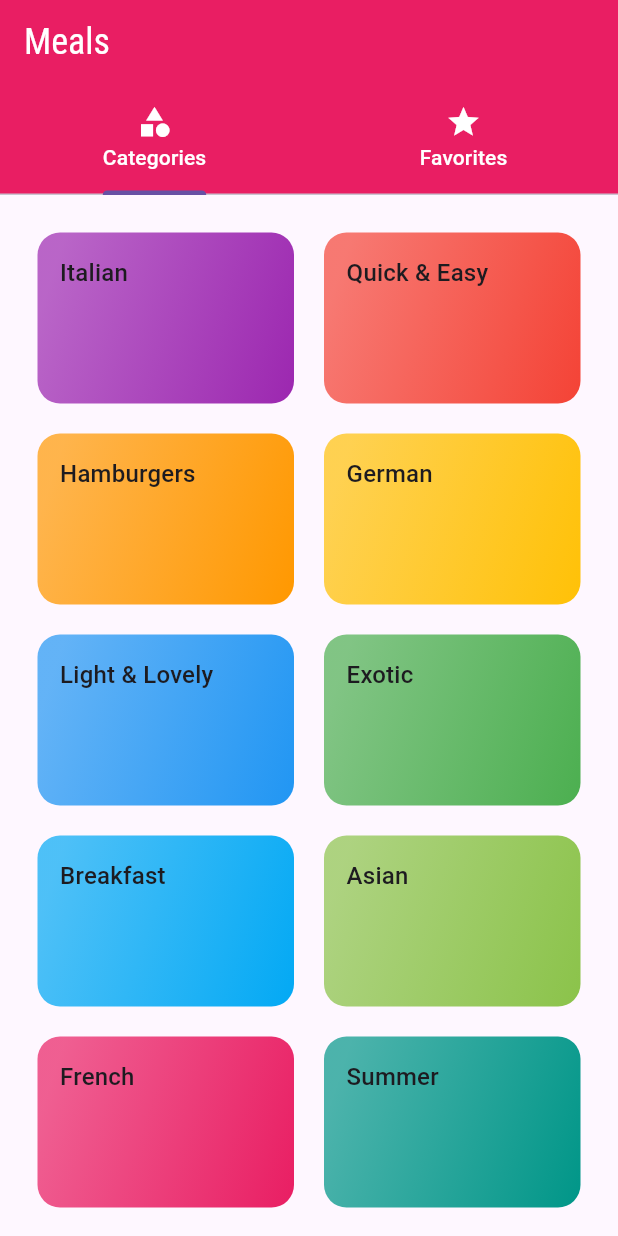
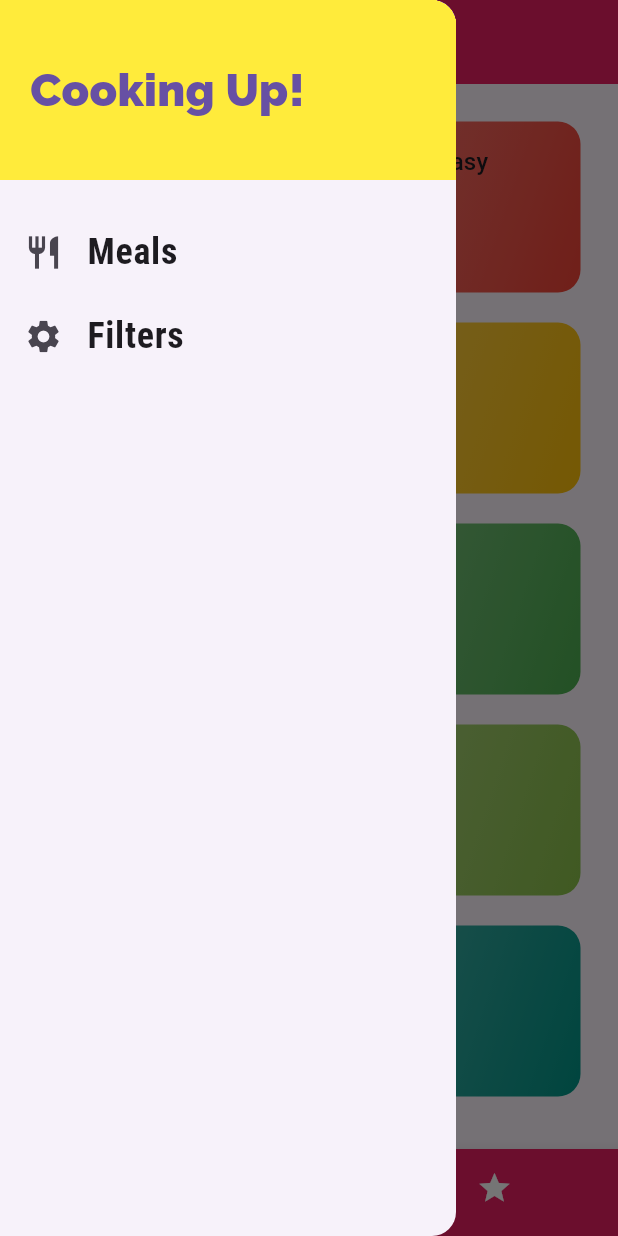
Before and after one commit to arshadmallik47/Meal_App, a Flutter app: the screen it shows after launch, with the side drawer open (before the commit the screen has no drawer), on a phone screen of 412 x 824 dp. Run offline on Flutter 3.47's test engine with Material 3 defaults, Android fonts, the phone set to English and light mode, and no system bars.

Commit message:
- done project

```diff
--- a/lib/main.dart
+++ b/lib/main.dart
@@ -1,17 +1,87 @@
-// ignore_for_file: deprecated_member_use
+// ignore_for_file: deprecated_member_use, unused_field
 
 import 'package:flutter/material.dart';
+import 'package:meals_app/dummy_data.dart';
+import 'package:meals_app/models/meal.dart';
 import 'package:meals_app/screens/category_meals_screen.dart';
 import 'package:meals_app/screens/category_screen.dart';
+import 'package:meals_app/screens/filter_screen.dart';
 import 'package:meals_app/screens/meal_detail_screen.dart';
 import 'package:meals_app/screens/tabs_screen.dart';
 
 void main() {
-  runApp(const MyApp());
+  runApp(MyApp());
 }
 
-class MyApp extends StatelessWidget {
-  const MyApp({super.key});
+// ignore: must_be_immutable
+class MyApp extends StatefulWidget {
+  MyApp({super.key});
+
+  @override
+  State<MyApp> createState() => _MyAppState();
+}
+
+class _MyAppState extends State<MyApp> {
+  Map<String, bool> _filters = {
+    'gluten': false,
+    'lactose': false,
+    'vegan': false,
+    'vegetarian': false,
+  };
+
+  List<Meal> _availableMeals = DUMMY_MEALS;
+  List<Meal> _favoriteMeals = [];
+
+  void _setFitlers(Map<String, bool> filterData) {
+    setState(
+      () {
+        _filters = filterData;
+
+        _availableMeals = DUMMY_MEALS.where((meal) {
+          if (_filters['gluten']! && !meal.isGlutenFree) {
+            return false;
+          }
+          if (_filters['lactose']! && !meal.isLactoseFree) {
+            return false;
+          }
+          if (_filters['vegan']! && !meal.isVegan) {
+            return false;
+          }
+          if (_filters['vegetarian']! && !meal.isVegetarian) {
+            return false;
+          }
+          return true;
+          //....
+        }).toList();
+      },
+    );
+  }
+
+  // favorite or unfavorited meals
+  void _toggleFavorites(String mealId) {
+    final existingIndex =
+        _favoriteMeals.indexWhere((meal) => meal.id == mealId);
+    if (existingIndex >= 0) {
+      setState(
+        () {
+          _favoriteMeals.removeAt(existingIndex);
+        },
+      );
+    } else {
+      setState(
+        () {
+          _favoriteMeals.add(
+            DUMMY_MEALS.firstWhere((meal) => meal.id == mealId),
+          );
+        },
+      );
+    }
+  }
+
+  // meal favorite or not
+  bool _isMealFavorite(String id) {
+    return _favoriteMeals.any((meal) => meal.id == id);
+  }
 
   @override
   Widget build(BuildContext context) {
@@ -37,9 +107,16 @@ class MyApp extends StatelessWidget {
       // home: const CategoriesScreen(),
       initialRoute: '/', // the default route is
       routes: {
-        '/': (context) => const TabScreen(),
-        CategoryMealScreen.routeName: (context) => const CategoryMealScreen(),
-        MealDetailScreen.routeName: (context) => const MealDetailScreen(),
+        '/': (context) => TabScreen(_favoriteMeals),
+        CategoryMealScreen.routeName: (context) => CategoryMealScreen(
+              availableMeals: _availableMeals,
+            ),
+        MealDetailScreen.routeName: (context) =>
+            MealDetailScreen(_toggleFavorites, _isMealFavorite),
+        FilterScreen.routeName: (context) => FilterScreen(
+              _setFitlers,
+              _filters,
+            ),
       },
       onGenerateRoute: (settings) {
         // print(settings.arguments);
--- a/lib/screens/tabs_screen.dart
+++ b/lib/screens/tabs_screen.dart
@@ -1,53 +1,93 @@
+// ignore_for_file: unused_field, unused_element
+
 import 'package:flutter/material.dart';
+import 'package:meals_app/models/meal.dart';
 import 'package:meals_app/screens/category_screen.dart';
 import 'package:meals_app/screens/favorites_screen.dart';
+import 'package:meals_app/widgets/main_drawer.dart';
 
 class TabScreen extends StatefulWidget {
-  const TabScreen({super.key});
+  final List<Meal> favoriteMeals;
+  const TabScreen(this.favoriteMeals, {super.key});
 
   @override
   State<TabScreen> createState() => _TabScreenState();
 }
 
 class _TabScreenState extends State<TabScreen> {
+  late List<Map<String, dynamic>> _pages;
+  int _selectedPageIndex = 0;
+
+  @override
+  void initState() {
+    _pages = [
+      {'page': const CategoriesScreen(), 'title': 'Categories'},
+      {'page': FavoriteScreen(widget.favoriteMeals), 'title': 'Your Favorites'},
+    ];
+    super.initState();
+  }
+
+  void _selectPage(int index) {
+    setState(
+      () {
+        _selectedPageIndex = index;
+      },
+    );
+  }
+
   @override
   Widget build(BuildContext context) {
-    return DefaultTabController(
-      length: 2,
-      child: Scaffold(
-        appBar: AppBar(
-          backgroundColor: Colors.pink,
-          title: const Text(
-            'Meals',
-            style: TextStyle(color: Colors.white),
+    return Scaffold(
+      appBar: AppBar(
+        backgroundColor: Colors.pink,
+        title: Text(
+          _pages[_selectedPageIndex]['title'],
+          style: const TextStyle(color: Colors.white),
+        ),
+        // bottom: const TabBar(tabs: [
+        //   Tab(
+        //     icon: Icon(
+        //       Icons.category,
+        //       color: Colors.white,
+        //     ),
+        //     child: Text(
+        //       'Categories',
+        //       style: TextStyle(color: Colors.white),
+        //     ),
+        //   ),
+        //   Tab(
+        //     icon: Icon(
+        //       Icons.star,
+        //       color: Colors.white,
+        //     ),
+        //     child: Text(
+        //       'Favorites',
+        //       style: TextStyle(color: Colors.white),
+        //     ),
+        //   ),
+        // ]),
+      ),
+      drawer: const MainDrawer(),
+      body: _pages[_selectedPageIndex]['page'],
+      bottomNavigationBar: BottomNavigationBar(
+        unselectedItemColor: Colors.white,
+        selectedItemColor: Colors.yellow,
+        currentIndex: _selectedPageIndex,
+        type: BottomNavigationBarType.shifting,
+        onTap: _selectPage,
+        items: const [
+          BottomNavigationBarItem(
+            backgroundColor: Colors.pink,
+            icon: Icon(Icons.category),
+            label: 'Categories',
           ),
-          bottom: const TabBar(tabs: [
-            Tab(
-              icon: Icon(
-                Icons.category,
-                color: Colors.white,
-              ),
-              child: Text(
-                'Categories',
-                style: TextStyle(color: Colors.white),
-              ),
-            ),
-            Tab(
-              icon: Icon(
-                Icons.star,
-                color: Colors.white,
-              ),
-              child: Text(
-                'Favorites',
-                style: TextStyle(color: Colors.white),
-              ),
-            ),
-          ]),
-        ),
-        body: const TabBarView(children: [
-          CategoriesScreen(),
-          FavoriteScreen(),
-        ]),
+          BottomNavigationBarItem(
+            backgroundColor: Colors.pink,
+            icon: Icon(Icons.star),
+            label: 'Favorites',
+          )
+        ],
+        backgroundColor: Colors.pink,
       ),
     );
   }
--- /dev/null
+++ b/lib/widgets/main_drawer.dart
@@ -0,0 +1,62 @@
+import 'package:flutter/material.dart';
+import 'package:meals_app/screens/filter_screen.dart';
+
+class MainDrawer extends StatelessWidget {
+  const MainDrawer({super.key});
+
+  Widget buildListTile(String title, IconData icon, VoidCallback tapHandler) {
+    return ListTile(
+      leading: Icon(
+        icon,
+        size: 26,
+      ),
+      title: Text(
+        title,
+        style: const TextStyle(
+          fontSize: 24,
+          fontFamily: 'RobotoCondensed',
+          fontWeight: FontWeight.bold,
+        ),
+      ),
+      onTap: tapHandler,
+    );
+  }
+
+  @override
+  Widget build(BuildContext context) {
+    return Drawer(
+      child: Column(
+        children: [
+          Container(
+            padding: const EdgeInsets.all(20),
+            alignment: Alignment.centerLeft,
+            color: Colors.yellow,
+            height: 120,
+            width: double.infinity,
+            child: Text(
+              'Cooking Up!',
+              style: TextStyle(
+                  fontWeight: FontWeight.w900,
+                  fontSize: 30,
+                  color: Theme.of(context).primaryColor),
+            ),
+          ),
+          const SizedBox(
+            height: 20,
+          ),
+          buildListTile('Meals', Icons.restaurant, () {
+            Navigator.of(context).pushReplacementNamed('/');
+          }),
+          buildListTile(
+            'Filters',
+            Icons.settings,
+            () {
+              Navigator.of(context)
+                  .pushReplacementNamed(FilterScreen.routeName);
+            },
+          ),
+        ],
+      ),
+    );
+  }
+}
```
Also changed, not shown: lib/screens/category_meals_screen.dart (+56 -25 lines), lib/screens/favorites_screen.dart (+23 -4 lines), lib/screens/filter_screen.dart (added, +134 -0 lines), lib/screens/meal_detail_screen.dart (+19 -2 lines), lib/widgets/meal_item.dart (+12 -2 lines), 1 other file.
